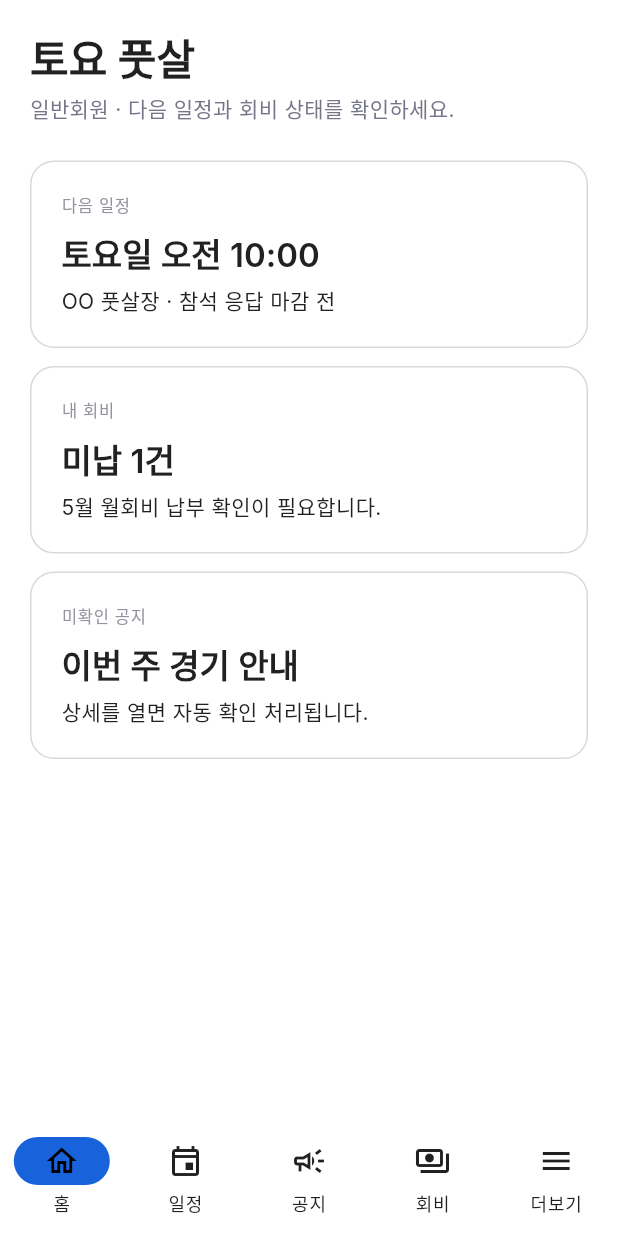
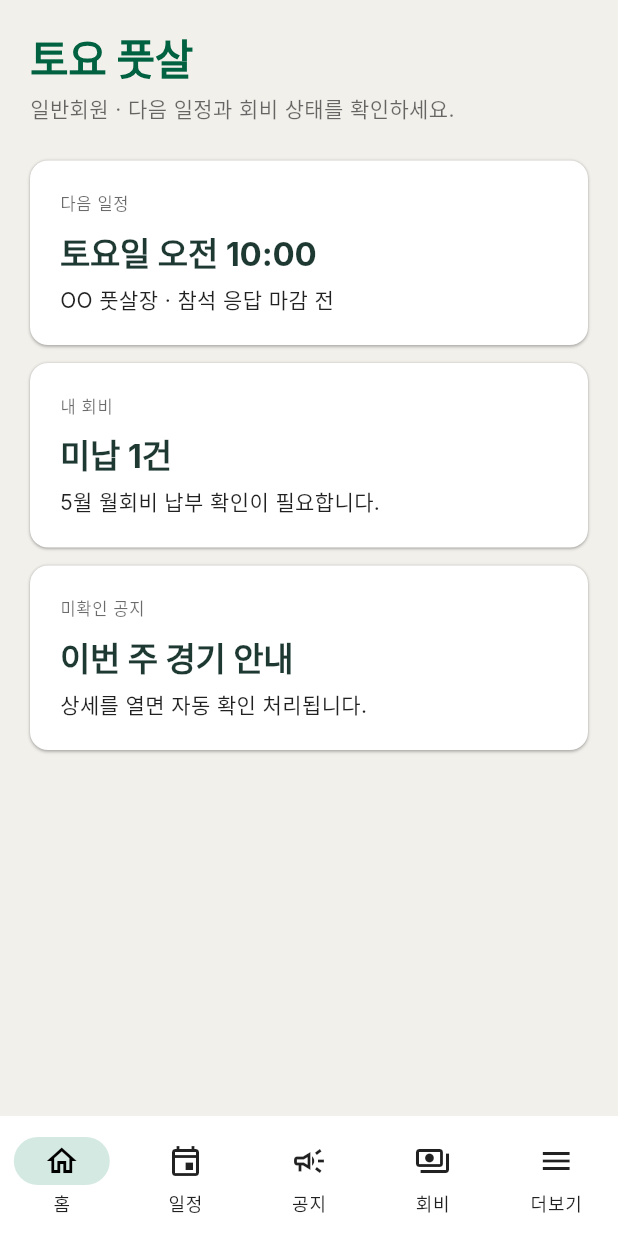
Before and after one commit to jaywapp/Crewith, a Flutter app: the screen it shows after launch, on a phone screen of 412 x 824 dp. Run offline on Flutter 3.47's test engine with Material 3 defaults, Android fonts, the phone set to English and light mode, and no system bars; Roboto replaces fonts that are missing (Inter).

Commit message:
Sync UI with updated design system

```diff
--- a/apps/mobile-app/lib/main.dart
+++ b/apps/mobile-app/lib/main.dart
@@ -1,4 +1,13 @@
 import 'package:flutter/material.dart';
+
+const _canvas = Color(0xFFF2F0EB);
+const _white = Color(0xFFFFFFFF);
+const _textBlack = Color(0xDE000000);
+const _textBlackSoft = Color(0x94000000);
+const _starbucksGreen = Color(0xFF006241);
+const _greenAccent = Color(0xFF00754A);
+const _houseGreen = Color(0xFF1E3932);
+const _red = Color(0xFFC82014);
 
 void main() {
   runApp(const CrewithApp());
@@ -14,15 +23,20 @@ class CrewithApp extends StatelessWidget {
       theme: ThemeData(
         useMaterial3: true,
         colorScheme: const ColorScheme.light(
-          surface: Color(0xFFFFFFFF),
-          primary: Color(0xFF17171C),
-          onPrimary: Color(0xFFFFFFFF),
-          secondary: Color(0xFF1863DC),
-          error: Color(0xFFB30000),
-          onSurface: Color(0xFF212121),
+          surface: _canvas,
+          primary: _greenAccent,
+          onPrimary: _white,
+          secondary: _starbucksGreen,
+          tertiary: Color(0xFFCBA258),
+          error: _red,
+          onSurface: _textBlack,
         ),
-        scaffoldBackgroundColor: const Color(0xFFFFFFFF),
+        scaffoldBackgroundColor: _canvas,
         fontFamily: 'Inter',
+        navigationBarTheme: const NavigationBarThemeData(
+          backgroundColor: _white,
+          indicatorColor: Color(0xFFD4E9E2),
+        ),
       ),
       home: const HomeShell(),
     );
@@ -84,14 +98,18 @@ class _HomePage extends StatelessWidget {
           '토요 풋살',
           style: Theme.of(
             context,
-          ).textTheme.headlineMedium?.copyWith(fontWeight: FontWeight.w600),
+          ).textTheme.headlineMedium?.copyWith(
+                color: _starbucksGreen,
+                fontWeight: FontWeight.w700,
+                letterSpacing: -0.16,
+              ),
         ),
         const SizedBox(height: 4),
         Text(
           '일반회원 · 다음 일정과 회비 상태를 확인하세요.',
           style: Theme.of(
             context,
-          ).textTheme.bodyMedium?.copyWith(color: const Color(0xFF75758A)),
+          ).textTheme.bodyMedium?.copyWith(color: _textBlackSoft),
         ),
         const SizedBox(height: 24),
         const _SummaryCard(
@@ -132,8 +150,16 @@ class _SummaryCard extends StatelessWidget {
     return Container(
       padding: const EdgeInsets.all(20),
       decoration: BoxDecoration(
-        border: Border.all(color: const Color(0xFFD9D9DD)),
-        borderRadius: BorderRadius.circular(16),
+        color: _white,
+        borderRadius: BorderRadius.circular(12),
+        boxShadow: const [
+          BoxShadow(color: Color(0x24000000), blurRadius: 0.5),
+          BoxShadow(
+            color: Color(0x3D000000),
+            blurRadius: 1,
+            offset: Offset(0, 1),
+          ),
+        ],
       ),
       child: Column(
         crossAxisAlignment: CrossAxisAlignment.start,
@@ -142,14 +168,18 @@ class _SummaryCard extends StatelessWidget {
             label,
             style: Theme.of(
               context,
-            ).textTheme.labelSmall?.copyWith(color: const Color(0xFF93939F)),
+            ).textTheme.labelSmall?.copyWith(color: _textBlackSoft),
           ),
           const SizedBox(height: 10),
           Text(
             title,
             style: Theme.of(
               context,
-            ).textTheme.titleLarge?.copyWith(fontWeight: FontWeight.w600),
+            ).textTheme.titleLarge?.copyWith(
+                  color: _houseGreen,
+                  fontWeight: FontWeight.w700,
+                  letterSpacing: -0.16,
+                ),
           ),
           const SizedBox(height: 6),
           Text(body),
```
Also changed, not shown: 4 other files.
